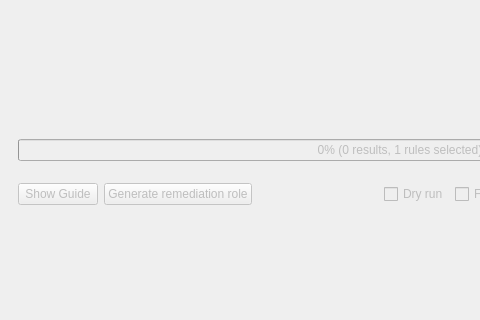
Qt form ui/MainWindow.ui (OpenSCAP/scap-workbench) before a commit; both pictures show x 0 to 480 and y 530 to 850 of the 800 by 850 pixel window.
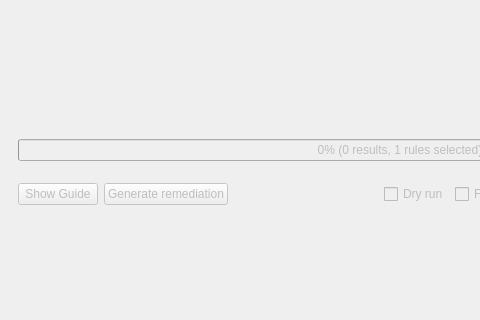
The same form after that commit. Custom widgets are drawn as their Qt base class.

The edit to the form file:
```diff
--- a/ui/MainWindow.ui
+++ b/ui/MainWindow.ui
@@ -363,7 +363,7 @@
                 <string>Generate remediation role that contains fix for every single rule the in the profile. Note that not every rule implements a fix.</string>
                </property>
                <property name="text">
-                <string>Generate remediation role</string>
+                <string>Generate remediation</string>
                </property>
               </widget>
              </item>
```
Left out of the diff: 2 changed lines with no effect on the pictures.
